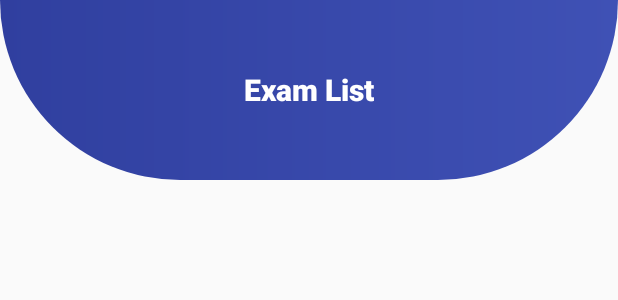
After one commit to Elzawawy/StudentManagerSystem, an Android app: the layout activity_exam_list.xml on its own in the app's theme, with its tools: preview values and no code run, on a phone screen of 412 x 824 dp. The commit adds this screen. Shown: the top 300 px of the screen. Run offline under Robolectric (Android 15) with nearby library versions, the phone set to English and light mode, and no system bars.

Commit message:
Added ExamListActivity and Layout

```diff
--- a/app/src/main/AndroidManifest.xml
+++ b/app/src/main/AndroidManifest.xml
@@ -9,9 +9,13 @@
         android:roundIcon="@mipmap/ic_launcher_round"
         android:supportsRtl="true"
         android:theme="@style/AppTheme">
-        <activity android:name=".HomeActivity">
+        <activity android:name=".HomeActivity"></activity>
+        <activity android:name=".classListActivity">
+        </activity>
+        <activity android:name=".ExamListActivity">
             <intent-filter>
                 <action android:name="android.intent.action.MAIN" />
+
                 <category android:name="android.intent.category.LAUNCHER" />
             </intent-filter>
         </activity>
--- /dev/null
+++ b/app/src/main/res/layout/activity_exam_list.xml
@@ -0,0 +1,33 @@
+<?xml version="1.0" encoding="utf-8"?>
+<LinearLayout xmlns:android="http://schemas.android.com/apk/res/android"
+    xmlns:app="http://schemas.android.com/apk/res-auto"
+    xmlns:tools="http://schemas.android.com/tools"
+    android:layout_width="match_parent"
+    android:layout_height="match_parent"
+    android:orientation="vertical"
+    tools:context=".ExamListActivity">
+    <android.support.v7.widget.Toolbar
+        android:id="@+id/my_toolbar"
+        android:layout_width="match_parent"
+        android:layout_height="wrap_content"
+        android:background="@drawable/circular_toolbar"
+        android:fadingEdge="vertical"
+        android:minHeight="?attr/actionBarSize">
+
+        <TextView
+            android:id="@+id/toolbar_title"
+            style="@style/TextAppearance.AppCompat.Widget.ActionBar.Title"
+            android:layout_width="wrap_content"
+            android:layout_height="wrap_content"
+            android:layout_gravity="center"
+            android:text="Exam List"
+            android:textColor="#FFFFFF"
+            android:textStyle="bold" />
+    </android.support.v7.widget.Toolbar>
+    <ListView
+        android:id="@+id/lv_exams"
+        android:layout_width="match_parent"
+        android:layout_height="wrap_content">
+    </ListView>
+
+</LinearLayout>
--- a/app/src/main/res/values/dimens.xml
+++ b/app/src/main/res/values/dimens.xml
@@ -1,4 +1,6 @@
 <resources>
     <dimen name="card_text_size">15sp</dimen>
     <dimen name="card_view_elevation">5dp</dimen>
+    <dimen name="card_text_view_margin">5dp</dimen>
+    <dimen name="card_corner_radius">5dp</dimen>
 </resources>
--- a/app/src/main/res/values/strings.xml
+++ b/app/src/main/res/values/strings.xml
@@ -9,4 +9,7 @@
     <string name="checkoff_dialog_tv_3">Please Enter the Student Rate.</string>
     <string name="checkoff_dialog_bt_1">Submit</string>
     <string name="checkoff_dialog_bt_2">Cancel</string>
+    <string name="item_exam_tv_1">Exam Name :</string>
+    <string name="item_exam_tv_2">Exam Date:</string>
+    <string name="item_exam_tv_3">Class Name:</string>
 </resources>
```
Also changed, not shown: app/src/main/java/com/xcodesystemsinterns/studentmanager/DataBaseHelper.java (+3 -4 lines), app/src/main/java/com/xcodesystemsinterns/studentmanager/ExamCursorAdapter.java (added, +41 -0 lines), app/src/main/java/com/xcodesystemsinterns/studentmanager/ExamListActivity.java (added, +32 -0 lines), app/src/main/res/layout/item_exam.xml (added, +76 -0 lines).
